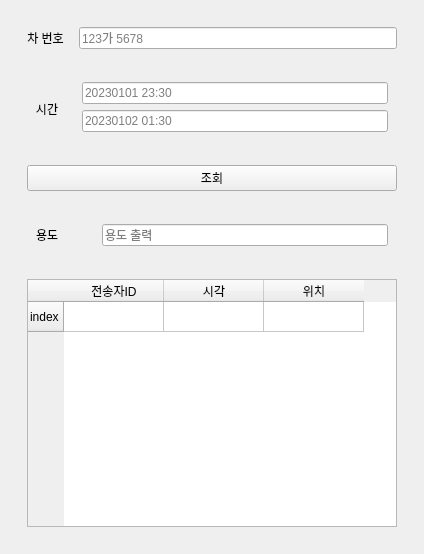
ULRBf/first_ai_project, file Qt_ui/_ui/search_ui.ui: the form before one commit.
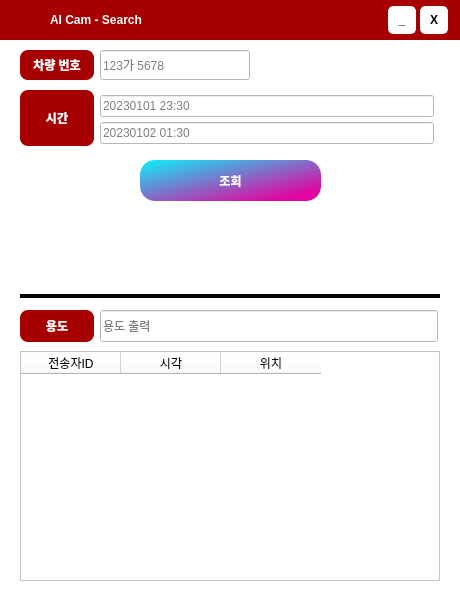
The form after the commit. Icons and pictures are not drawn.

Patch:
```diff
--- a/Qt_ui/_ui/search_ui.ui
+++ b/Qt_ui/_ui/search_ui.ui
@@ -6,88 +6,49 @@
    <rect>
     <x>0</x>
     <y>0</y>
-    <width>424</width>
-    <height>554</height>
+    <width>460</width>
+    <height>600</height>
    </rect>
   </property>
   <property name="windowTitle">
    <string>MainWindow</string>
   </property>
   <widget class="QWidget" name="centralwidget">
-   <layout class="QVBoxLayout" name="verticalLayout">
-    <item>
      <widget class="QStackedWidget" name="stackedWidget">
+    <property name="geometry">
+     <rect>
+      <x>0</x>
+      <y>0</y>
+      <width>460</width>
+      <height>600</height>
+     </rect>
+    </property>
+    <property name="styleSheet">
+     <string notr="true">background-color: #FFFFFF;</string>
+    </property>
       <property name="currentIndex">
        <number>0</number>
       </property>
-      <widget class="QWidget" name="second_page">
-       <layout class="QVBoxLayout" name="verticalLayout_2">
-        <item>
-         <widget class="QWidget" name="widget" native="true">
-          <layout class="QHBoxLayout" name="horizontalLayout">
-           <property name="spacing">
-            <number>15</number>
-           </property>
-           <item>
-            <widget class="QLabel" name="label">
-             <property name="text">
-              <string>차 번호</string>
-             </property>
-             <property name="alignment">
-              <set>Qt::AlignCenter</set>
-             </property>
-            </widget>
-           </item>
-           <item>
-            <widget class="QLineEdit" name="le_car_plate_info">
-             <property name="text">
-              <string/>
-             </property>
-             <property name="placeholderText">
-              <string>123가 5678</string>
-             </property>
-            </widget>
-           </item>
-          </layout>
-         </widget>
-        </item>
-        <item>
-         <widget class="QWidget" name="widget_2" native="true">
-          <layout class="QHBoxLayout" name="horizontalLayout_2">
-           <item>
-            <widget class="QWidget" name="widget_6" native="true">
-             <property name="minimumSize">
-              <size>
-               <width>40</width>
-               <height>0</height>
-              </size>
-             </property>
-             <property name="maximumSize">
-              <size>
-               <width>40</width>
-               <height>16777215</height>
-              </size>
-             </property>
-             <widget class="QLabel" name="label_2">
+    <widget class="QWidget" name="page_1">
+     <widget class="QLabel" name="lb_title_time">
               <property name="geometry">
                <rect>
-                <x>0</x>
-                <y>0</y>
-                <width>40</width>
-                <height>72</height>
-               </rect>
-              </property>
-              <property name="minimumSize">
-               <size>
-                <width>40</width>
-                <height>0</height>
-               </size>
-              </property>
-              <property name="maximumSize">
-               <size>
-                <width>40</width>
-                <height>16777215</height>
-               </size>
+        <x>20</x>
+        <y>90</y>
+        <width>74</width>
+        <height>56</height>
+       </rect>
+      </property>
+      <property name="font">
+       <font>
+        <weight>75</weight>
+        <bold>true</bold>
+       </font>
+      </property>
+      <property name="styleSheet">
+       <string notr="true">background-color: #A60000;
+color: #FFFFFF;
+border-radius: 8px;</string>
               </property>
               <property name="text">
                <string>시간</string>
@@ -96,11 +57,31 @@
                <set>Qt::AlignCenter</set>
               </property>
              </widget>
-            </widget>
-           </item>
-           <item>
-            <widget class="QWidget" name="widget_5" native="true">
-             <layout class="QVBoxLayout" name="verticalLayout_3">
+     <widget class="QWidget" name="widget_1" native="true">
+      <property name="geometry">
+       <rect>
+        <x>100</x>
+        <y>90</y>
+        <width>334</width>
+        <height>60</height>
+       </rect>
+      </property>
+      <layout class="QVBoxLayout" name="verticalLayout">
+       <property name="spacing">
+        <number>0</number>
+       </property>
+       <property name="leftMargin">
+        <number>0</number>
+       </property>
+       <property name="topMargin">
+        <number>0</number>
+       </property>
+       <property name="rightMargin">
+        <number>0</number>
+       </property>
+       <property name="bottomMargin">
+        <number>0</number>
+       </property>
               <item>
                <widget class="QLineEdit" name="le_first_time">
                 <property name="placeholderText">
@@ -120,80 +101,102 @@
               </item>
              </layout>
             </widget>
-           </item>
-          </layout>
-         </widget>
-        </item>
-        <item>
-         <widget class="QWidget" name="widget_3" native="true">
-          <layout class="QHBoxLayout" name="horizontalLayout_3">
-           <item>
+     <widget class="QLabel" name="lb_title_plate">
+      <property name="geometry">
+       <rect>
+        <x>20</x>
+        <y>50</y>
+        <width>74</width>
+        <height>30</height>
+       </rect>
+      </property>
+      <property name="font">
+       <font>
+        <weight>75</weight>
+        <bold>true</bold>
+       </font>
+      </property>
+      <property name="styleSheet">
+       <string notr="true">background-color: #A60000;
+color: #FFFFFF;
+border-radius: 8px;</string>
+      </property>
+      <property name="text">
+       <string>차량 번호</string>
+      </property>
+      <property name="alignment">
+       <set>Qt::AlignCenter</set>
+      </property>
+     </widget>
+     <widget class="QLineEdit" name="le_vehicle_info">
+      <property name="geometry">
+       <rect>
+        <x>100</x>
+        <y>50</y>
+        <width>150</width>
+        <height>30</height>
+       </rect>
+      </property>
+      <property name="text">
+       <string/>
+      </property>
+      <property name="placeholderText">
+       <string>123가 5678</string>
+      </property>
+     </widget>
             <widget class="QPushButton" name="btn_search">
+      <property name="geometry">
+       <rect>
+        <x>140</x>
+        <y>160</y>
+        <width>181</width>
+        <height>41</height>
+       </rect>
+      </property>
+      <property name="minimumSize">
+       <size>
+        <width>0</width>
+        <height>30</height>
+       </size>
+      </property>
+      <property name="maximumSize">
+       <size>
+        <width>200</width>
+        <height>16777215</height>
+       </size>
+      </property>
+      <property name="font">
+       <font>
+        <weight>75</weight>
+        <bold>true</bold>
+       </font>
+      </property>
+      <property name="styleSheet">
+       <string notr="true">QPushButton{
+	color: white;
+	background-color: qlineargradient(spread:pad, x1:0, y1:0, x2:0.857143, y2:0.857955, stop:0 rgba(10, 242, 251, 255), stop:1 rgba(224, 6, 159, 255));
+	border-radius: 15px;
+}</string>
+      </property>
              <property name="text">
               <string>조회</string>
              </property>
             </widget>
-           </item>
-          </layout>
-         </widget>
-        </item>
-        <item>
-         <widget class="QWidget" name="widget_7" native="true">
-          <layout class="QHBoxLayout" name="horizontalLayout_4">
-           <item>
-            <widget class="QWidget" name="widget_8" native="true">
-             <property name="minimumSize">
-              <size>
-               <width>60</width>
-               <height>0</height>
-              </size>
-             </property>
-             <property name="maximumSize">
-              <size>
-               <width>60</width>
-               <height>16777215</height>
-              </size>
-             </property>
-             <layout class="QVBoxLayout" name="verticalLayout_6">
-              <item>
-               <widget class="QLabel" name="label_4">
-                <property name="text">
-                 <string>용도</string>
-                </property>
-               </widget>
-              </item>
-             </layout>
-            </widget>
-           </item>
-           <item>
-            <widget class="QWidget" name="widget_9" native="true">
-             <layout class="QVBoxLayout" name="verticalLayout_5">
-              <item>
-               <widget class="QLineEdit" name="le_car_type">
-                <property name="text">
-                 <string/>
-                </property>
-                <property name="placeholderText">
-                 <string>용도 출력</string>
-                </property>
-               </widget>
-              </item>
-             </layout>
-            </widget>
-           </item>
-          </layout>
-         </widget>
-        </item>
-        <item>
-         <widget class="QWidget" name="widget_4" native="true">
-          <layout class="QVBoxLayout" name="verticalLayout_4">
-           <item>
             <widget class="QTableWidget" name="tableWidget">
-             <row>
-              <property name="text">
-               <string>index</string>
-              </property>
-             </row>
+      <property name="geometry">
+       <rect>
+        <x>20</x>
+        <y>351</y>
+        <width>420</width>
+        <height>230</height>
+       </rect>
+      </property>
+      <property name="font">
+       <font>
+        <weight>50</weight>
+        <bold>false</bold>
+       </font>
+      </property>
              <column>
               <property name="text">
                <string>전송자ID</string>
@@ -210,15 +213,193 @@
               </property>
              </column>
             </widget>
-           </item>
-          </layout>
-         </widget>
-        </item>
-       </layout>
-      </widget>
-      <widget class="QWidget" name="fisrt_page">
+     <widget class="QLabel" name="lb_title_type">
+      <property name="geometry">
+       <rect>
+        <x>20</x>
+        <y>310</y>
+        <width>74</width>
+        <height>32</height>
+       </rect>
+      </property>
+      <property name="font">
+       <font>
+        <weight>75</weight>
+        <bold>true</bold>
+       </font>
+      </property>
+      <property name="styleSheet">
+       <string notr="true">background-color: #A60000;
+color: #FFFFFF;
+border-radius: 8px;</string>
+      </property>
+      <property name="text">
+       <string>용도</string>
+      </property>
+      <property name="alignment">
+       <set>Qt::AlignCenter</set>
+      </property>
+     </widget>
+     <widget class="QLineEdit" name="le_vehicle_type">
+      <property name="geometry">
+       <rect>
+        <x>100</x>
+        <y>310</y>
+        <width>338</width>
+        <height>32</height>
+       </rect>
+      </property>
+      <property name="text">
+       <string/>
+      </property>
+      <property name="readOnly">
+       <bool>true</bool>
+      </property>
+      <property name="placeholderText">
+       <string>용도 출력</string>
+      </property>
+     </widget>
+     <widget class="QLabel" name="lb_top_background">
+      <property name="geometry">
+       <rect>
+        <x>0</x>
+        <y>0</y>
+        <width>460</width>
+        <height>40</height>
+       </rect>
+      </property>
        <property name="styleSheet">
-        <string notr="true">background-color: rgb(0, 0, 0);</string>
+       <string notr="true">background-color: #A60000</string>
+      </property>
+      <property name="text">
+       <string/>
+      </property>
+     </widget>
+     <widget class="QPushButton" name="btn_main_minimized">
+      <property name="geometry">
+       <rect>
+        <x>388</x>
+        <y>6</y>
+        <width>28</width>
+        <height>28</height>
+       </rect>
+      </property>
+      <property name="font">
+       <font>
+        <weight>75</weight>
+        <bold>true</bold>
+       </font>
+      </property>
+      <property name="styleSheet">
+       <string notr="true">background-color: #FFFFFF;
+border: 1px solid white;
+border-radius: 5px;</string>
+      </property>
+      <property name="text">
+       <string>_</string>
+      </property>
+     </widget>
+     <widget class="QPushButton" name="btn_main_close">
+      <property name="geometry">
+       <rect>
+        <x>420</x>
+        <y>6</y>
+        <width>28</width>
+        <height>28</height>
+       </rect>
+      </property>
+      <property name="font">
+       <font>
+        <weight>75</weight>
+        <bold>true</bold>
+       </font>
+      </property>
+      <property name="styleSheet">
+       <string notr="true">background-color: #FFFFFF;
+border: 1px solid white;
+border-radius: 5px;</string>
+      </property>
+      <property name="text">
+       <string>X</string>
+      </property>
+     </widget>
+     <widget class="QLabel" name="label">
+      <property name="geometry">
+       <rect>
+        <x>50</x>
+        <y>10</y>
+        <width>191</width>
+        <height>20</height>
+       </rect>
+      </property>
+      <property name="font">
+       <font>
+        <weight>75</weight>
+        <bold>true</bold>
+       </font>
+      </property>
+      <property name="styleSheet">
+       <string notr="true">background-color: None;
+color: white;</string>
+      </property>
+      <property name="text">
+       <string>AI Cam - Search</string>
+      </property>
+     </widget>
+     <widget class="QPushButton" name="icon_top_img">
+      <property name="enabled">
+       <bool>false</bool>
+      </property>
+      <property name="geometry">
+       <rect>
+        <x>10</x>
+        <y>4</y>
+        <width>32</width>
+        <height>32</height>
+       </rect>
+      </property>
+      <property name="styleSheet">
+       <string notr="true">background-color: None;
+border: None;
+color: #FFFFFF;</string>
+      </property>
+      <property name="text">
+       <string/>
+      </property>
+      <property name="icon">
+       <iconset>
+        <normaloff>../_icons/cam_icon_white.png</normaloff>../_icons/cam_icon_white.png</iconset>
+      </property>
+      <property name="iconSize">
+       <size>
+        <width>30</width>
+        <height>30</height>
+       </size>
+      </property>
+     </widget>
+     <widget class="QFrame" name="frame_bar">
+      <property name="geometry">
+       <rect>
+        <x>20</x>
+        <y>294</y>
+        <width>420</width>
+        <height>4</height>
+       </rect>
+      </property>
+      <property name="styleSheet">
+       <string notr="true">background-color: black;</string>
+      </property>
+      <property name="frameShape">
+       <enum>QFrame::StyledPanel</enum>
+      </property>
+      <property name="frameShadow">
+       <enum>QFrame::Raised</enum>
+      </property>
+     </widget>
+    </widget>
+    <widget class="QWidget" name="page_2">
+     <property name="styleSheet">
+      <string notr="true"/>
        </property>
        <layout class="QVBoxLayout" name="verticalLayout_8">
         <item>
@@ -243,8 +424,6 @@
        </layout>
       </widget>
      </widget>
-    </item>
-   </layout>
   </widget>
  </widget>
  <resources/>
```
Left out of the diff: 31 changed lines with no effect on the pictures. Lines whose indentation alone changed are shown as unchanged.
